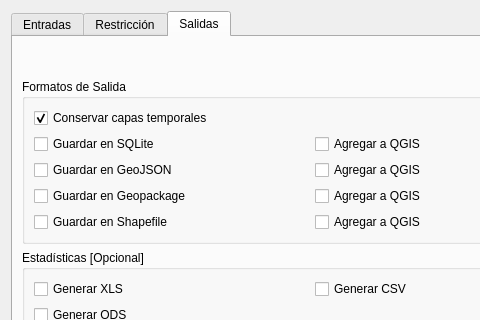
SirHades696/SpatialInteractionModels, file spatial_interaction_models_dialog_base.ui: the form before one commit; both pictures show x 0 to 480 and y 0 to 320 of the 624 by 583 pixel window.
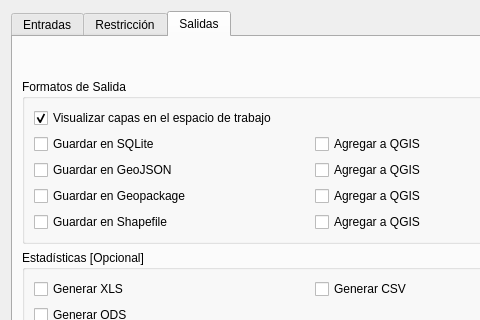
The form after the commit. The open tabs and pages were chosen to show the change. Icons and pictures are not drawn. Custom widgets are drawn as their Qt base class.

```diff
--- a/spatial_interaction_models_dialog_base.ui
+++ b/spatial_interaction_models_dialog_base.ui
@@ -859,7 +859,7 @@
           <item row="0" column="0">
            <widget class="QCheckBox" name="memory_check">
             <property name="text">
-             <string>Conservar capas temporales</string>
+             <string>Visualizar capas en el espacio de trabajo</string>
             </property>
             <property name="checked">
              <bool>true</bool>
```
Left out of the diff: 2 changed lines with no effect on the pictures.
